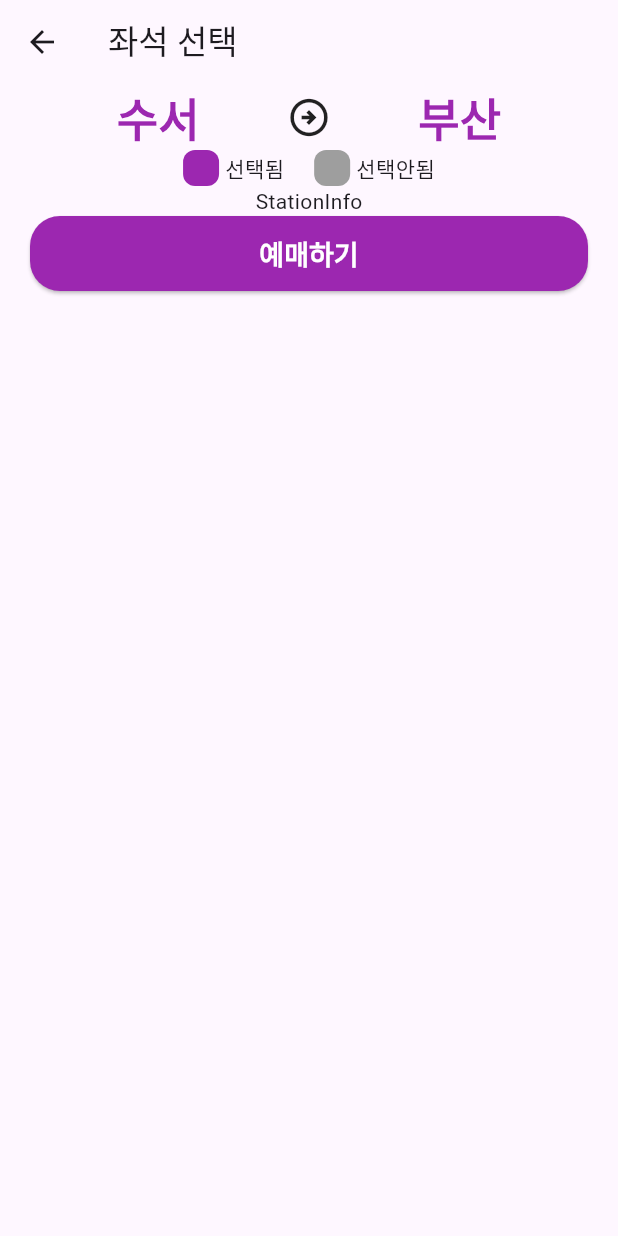
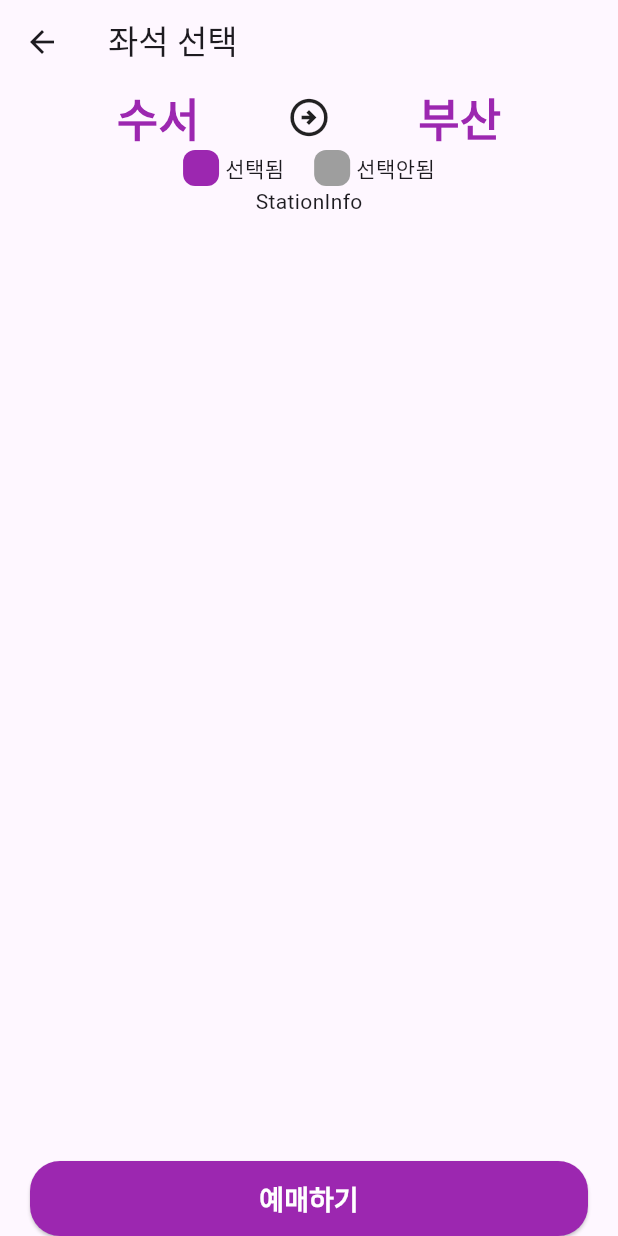
Before and after one commit to hippieperm/flutter-train-example, a Flutter app: the SeatPage screen opened directly, on a phone screen of 412 x 824 dp. Run offline on Flutter 3.47's test engine with Material 3 defaults, Android fonts, the phone set to English and light mode, and no system bars.

Commit message:
SeatListView 위젯 수정: 텍스트를 Expanded 위젯으로 감싸 레이아웃을 개선하여 공간 활용도를 높임

```diff
--- a/lib/seat_page/widgets/station_info copy.dart
+++ b/lib/seat_page/widgets/station_info copy.dart
@@ -5,6 +5,8 @@ class SeatListView extends StatelessWidget {
 
   @override
   Widget build(BuildContext context) {
-    return Text('StationInfo');
+    return Expanded(
+      child: Text('StationInfo'),
+    );
   }
 }
```
